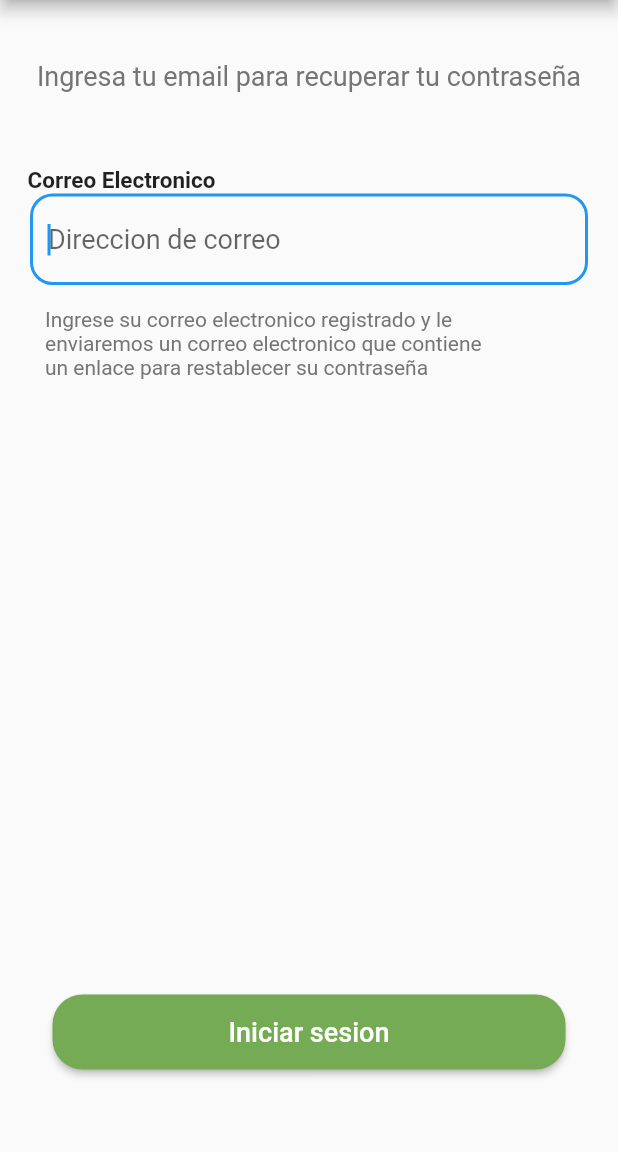
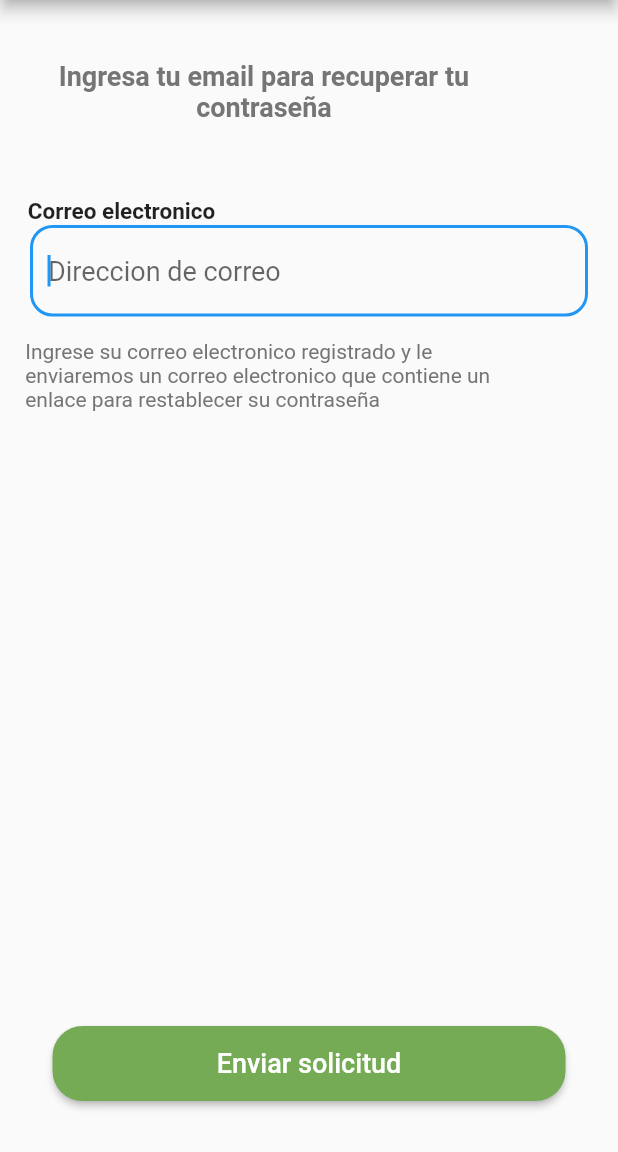
Before and after one commit to GabriCabrera13/flutter-act, a Flutter app: the LoginPage screen opened by its route, after a tap on "¿Has olvidado tu contraseña?", on a phone screen of 412 x 824 dp, the part 84-1236 px from its top. Run offline on Flutter 3.47's test engine with Material 2 defaults, Android fonts, the phone set to English and light mode, and no system bars.

Commit message:
correciones finales

```diff
--- a/flutter_application_1/lib/src/page/login.dart
+++ b/flutter_application_1/lib/src/page/login.dart
@@ -16,6 +16,7 @@ class _LoginPageState extends State<LoginPage> {
     Size size = MediaQuery.of(context).size;
     return Scaffold(
       appBar: AppBar(
+
         leading: IconButton(
           icon: const Icon(Icons.arrow_back, color: ColorsSelect.paginatorNext),
           onPressed: () => Navigator.of(context).pop(),
@@ -37,20 +38,20 @@ class _LoginPageState extends State<LoginPage> {
         height: size.height,
         child: SingleChildScrollView(
           child: Column(
-            mainAxisAlignment: MainAxisAlignment.center,
+            mainAxisAlignment: MainAxisAlignment.start,
             children: <Widget>[
               Container(
-                margin: const EdgeInsets.only(bottom: 50, top: 40),
+                margin: const EdgeInsets.only(bottom: 50, top: 40, right: 75),
                 child: const Text(
                   'Inicia sesion con tu cuenta para continuar',
                   textAlign: TextAlign.center,
-                  style: TextStyle(fontSize: 18, color: ColorsSelect.txtBoSubHe),
+                  style: TextStyle(fontSize: 18, color: ColorsSelect.txtBoSubHe,fontWeight: FontWeight.bold),
                 ),
               ),
               Container(
                 margin: const EdgeInsets.only(right: 250),
                 child: const Text(
-                  'Correo Electronico',
+                  'Correo electronico',
                   textAlign: TextAlign.center,
                   style: TextStyle(fontSize: 15, fontWeight: FontWeight.bold),
                 ),
@@ -104,7 +105,9 @@ class _LoginPageState extends State<LoginPage> {
                   onChanged: (text) {},
                 ),
               ),
-             Row(
+             Padding(
+               padding: EdgeInsets.only(right: 10),
+               child: Row(
                       mainAxisAlignment: MainAxisAlignment.end,
                       children:  [
                         TextButton(
@@ -122,6 +125,7 @@ class _LoginPageState extends State<LoginPage> {
                           ),
                         )
                       ],
+                    ),
              ),
                   const Padding(padding: EdgeInsets.only(top:160)),
                   Container(
@@ -154,7 +158,7 @@ class _LoginPageState extends State<LoginPage> {
                             fontWeight: FontWeight.bold,
                             color: Colors.black,
                           )),
-                      const Text('  '),
+
                       TextButton(
                         onPressed: (){
                           Navigator.pushNamed(context, 'registro');
--- a/flutter_application_1/lib/src/page/recuperar.dart
+++ b/flutter_application_1/lib/src/page/recuperar.dart
@@ -38,17 +38,17 @@ class _RecuperarPageState extends State<RecuperarPage> {
             mainAxisAlignment: MainAxisAlignment.center,
             children: <Widget>[
               Container(
-                margin: const EdgeInsets.only(bottom: 50, top: 40),
+                margin: const EdgeInsets.only(bottom: 50, top: 40,right: 60),
                 child: const Text(
                   'Ingresa tu email para recuperar tu contraseña',
                   textAlign: TextAlign.center,
-                  style: TextStyle(fontSize: 18, color: ColorsSelect.txtBoSubHe),
+                  style: TextStyle(fontSize: 18, color: ColorsSelect.txtBoSubHe,fontWeight: FontWeight.bold),
                 ),
               ),
               Container(
                 margin: const EdgeInsets.only(right: 250),
                 child: const Text(
-                  'Correo Electronico',
+                  'Correo electronico',
                   textAlign: TextAlign.center,
                   style: TextStyle(fontSize: 15, fontWeight: FontWeight.bold),
                 ),
@@ -69,10 +69,10 @@ class _RecuperarPageState extends State<RecuperarPage> {
                 ),
               ),
               Container(
-              padding: const EdgeInsets.only(left: 30, top: 15),
+              padding: const EdgeInsets.only(left:10, top: 15),
               margin: const EdgeInsets.only(right: 75),
               child: const Text(
-                  'Ingrese su correo electronico registrado y le enviaremos un correo electronico que contiene un enlace para restablecer su contraseña',
+                  'Ingrese su correo electronico registrado y le \nenviaremos un correo electronico que contiene un \nenlace para restablecer su contraseña',
                   style:
                       TextStyle(fontSize: 14, color: ColorsSelect.txtBoSubHe)),
             ),
@@ -84,7 +84,7 @@ class _RecuperarPageState extends State<RecuperarPage> {
                   height: 50,
                   child: ElevatedButton(
                       child: const Text(
-                        'Iniciar sesion',
+                        'Enviar solicitud',
                         style: TextStyle(fontSize: 18),
                       ),
                       onPressed: () {},
--- a/flutter_application_1/lib/src/splash/splash_view.dart
+++ b/flutter_application_1/lib/src/splash/splash_view.dart
@@ -121,7 +121,7 @@ class _SplashScreanCanvas extends CustomPainter {
     path2.lineTo(0, size.height);
 
 
-    path2.quadraticBezierTo(size.width*0.30, size.height*0.70, size.width, size.height);
+    path2.quadraticBezierTo(size.width*0.70, size.height*0.70, size.width, size.height);
 
     path2.lineTo(size.width, size.height);
     path2.lineTo(0, size.height);
```
Also changed, not shown: flutter_application_1/lib/login3.dart (+30 -17 lines), flutter_application_1/lib/src/page/registro.dart (+4 -4 lines), flutter_application_1/pubspec.lock, 2 other files. Lines whose indentation alone changed are shown as unchanged.
